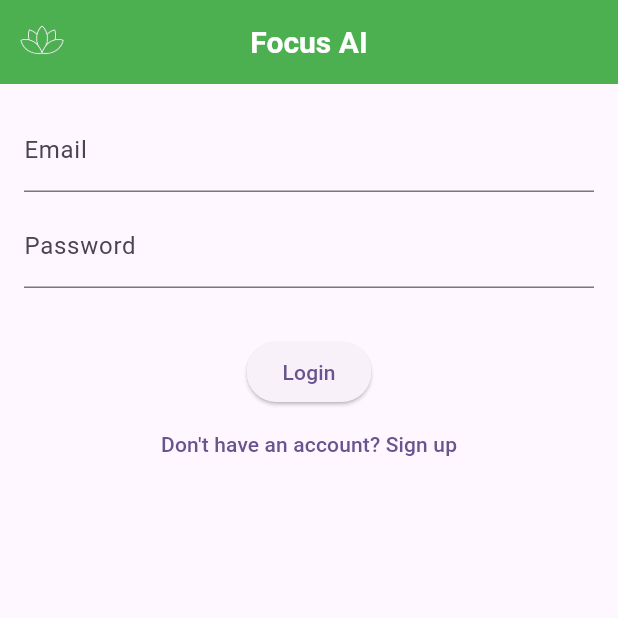
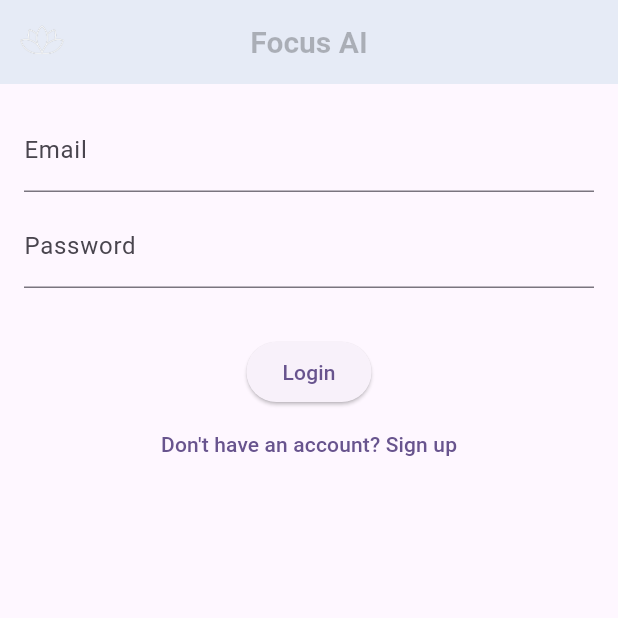
Before and after one commit to Tausia01/focus_ai_app, a Flutter app: the screen it shows after launch, on a phone screen of 412 x 824 dp, the top half of it. Run offline on Flutter 3.47's test engine with Material 3 defaults, Android fonts, the phone set to English and light mode, and no system bars; our stand-ins replace cloud_firestore, firebase_auth, firebase_core, firebase_messaging, fl_chart, flutter_local_notifications and 2 more; accounts and stored records are empty; network calls fail.

Commit message:
AppBar color changed

```diff
--- a/lib/widgets/custom_app_bar.dart
+++ b/lib/widgets/custom_app_bar.dart
@@ -17,7 +17,7 @@ class CustomAppBar extends StatelessWidget implements PreferredSizeWidget {
   @override
   Widget build(BuildContext context) {
     return AppBar(
-      backgroundColor: Colors.green,
+      backgroundColor: const Color.fromARGB(255, 230, 235, 246),
       foregroundColor: Colors.white,
       elevation: 0,
       leading: showBackButton
@@ -39,7 +39,7 @@ class CustomAppBar extends StatelessWidget implements PreferredSizeWidget {
         style: const TextStyle(
           fontSize: 20,
           fontWeight: FontWeight.bold,
-          color: Colors.white,
+          color: Color.fromARGB(66, 0, 0, 0),
         ),
       ),
       centerTitle: true,
```
